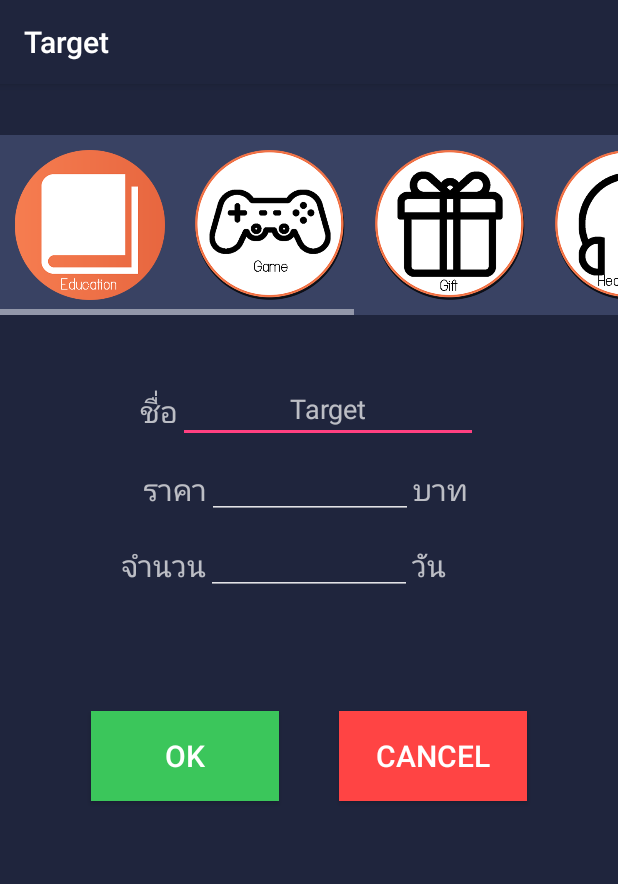
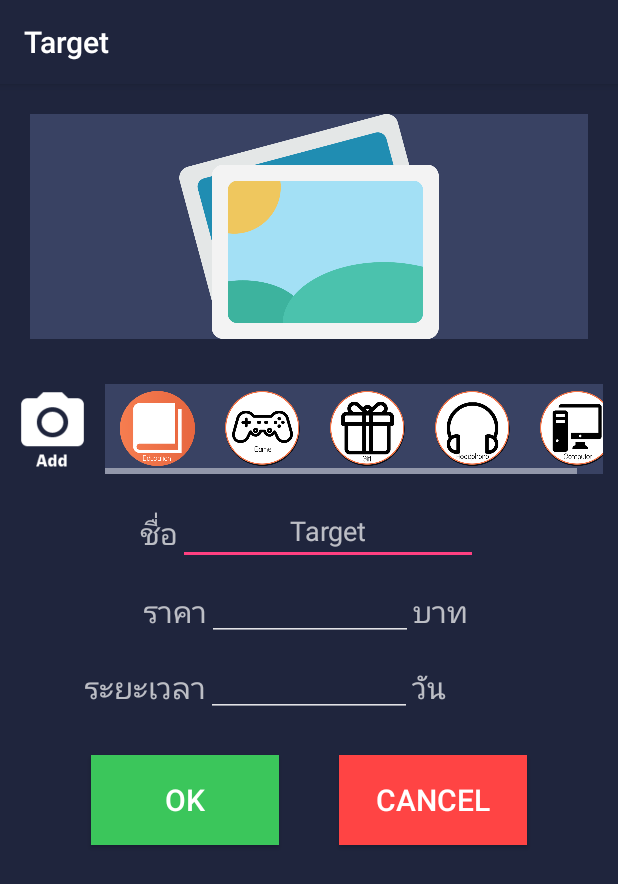
Before and after one commit to KornkamonS/Money, an Android app: the Add_Target screen opened directly, with no data from a screen before it, on a phone screen of 412 x 824 dp. Shown: the top 884 px of the screen. Run offline under Robolectric (Android 15) with nearby library versions, the phone set to English and light mode, and no system bars.

Commit message:
improve ui

```diff
--- a/app/src/main/java/tarikalovebird/money/MainActivity.java
+++ b/app/src/main/java/tarikalovebird/money/MainActivity.java
@@ -195,7 +195,7 @@ public class MainActivity extends AppCompatActivity
             case R.id.TypeTechno:
                 pic.setImageResource(R.drawable.techno1);
                 break;
-            case R.id.AddType:
+            case R.id.AddTypeTarget:
                 pic.setImageBitmap(Mypic.bitmap);
                 break;
             default:
--- a/app/src/main/java/tarikalovebird/money/Picture/Mypic.java
+++ b/app/src/main/java/tarikalovebird/money/Picture/Mypic.java
@@ -1,5 +1,4 @@
 package tarikalovebird.money.Picture;
-
 
 import android.graphics.Bitmap;
 
--- a/app/src/main/res/layout/content_add__target.xml
+++ b/app/src/main/res/layout/content_add__target.xml
@@ -26,21 +26,57 @@
             android:orientation="vertical">
 
             <TableLayout
-                android:layout_width="wrap_content"
-                android:layout_height="550dp"
+                android:layout_width="match_parent"
+                android:layout_height="match_parent"
                 android:orientation="vertical">
-
                 <TableRow
                     android:layout_width="wrap_content"
-                    android:layout_height="wrap_content"
-                    android:layout_weight="0.1"
+                android:layout_height="100dp"
+                android:layout_weight="0.09"
+                android:gravity="center"
+                    android:background="@color/sub"
+                    android:layout_margin="20dp">
+
+
+                    <ImageView
+                        android:id="@+id/imageView4"
+                        android:layout_width="150dp"
+                        android:layout_height="150dp"
+                        app:srcCompat="@drawable/main"
+                        />
+                </TableRow>
+                <TableRow
+                    android:layout_width="match_parent"
+                    android:layout_height="80dp"
                     android:gravity="center">
 
 
+                    <LinearLayout
+                        android:layout_width="wrap_content"
+                        android:layout_height="80dp"
+                        android:layout_gravity="start"
+                        android:gravity="start"
+                        android:orientation="horizontal"
+                        android:padding="10dp">
+
+                        <Button
+                            android:id="@+id/button5"
+                            android:layout_width="50dp"
+                            android:layout_height="wrap_content"
+                            android:layout_gravity="center"
+                            android:onClick="onPickImage"
+                            android:background="@drawable/cametest" />
+
+                        <LinearLayout
+                            android:layout_width="match_parent"
+                            android:layout_height="match_parent"
+                            android:layout_marginStart="10dp"
+                            android:orientation="horizontal">
+
                             <HorizontalScrollView
-                        android:background="@color/sub"
-                        android:layout_width="wrap_content"
-                        android:layout_height="wrap_content">
+
+                                android:layout_width="match_parent"
+                                android:layout_height="match_parent">
 
                                 <LinearLayout
                                     android:layout_width="match_parent"
@@ -51,43 +87,49 @@
                                         android:id="@+id/TypeTargetRaioGroup"
                                         android:layout_width="match_parent"
                                         android:layout_height="match_parent"
+                                        android:background="@color/sub"
                                         android:gravity="center_vertical"
                                         android:orientation="horizontal">
 
                                         <RadioButton
                                             android:id="@+id/TypeLearning"
-                                    style="@style/AddType"
+                                            style="@style/AddTypeTarget"
                                             android:background="@drawable/type_book"
                                             android:checked="true" />
 
                                         <RadioButton
                                             android:id="@+id/TypeToy"
-                                    style="@style/AddType"
+                                            style="@style/AddTypeTarget"
                                             android:background="@drawable/type_toy" />
 
                                         <RadioButton
                                             android:id="@+id/TypeGift"
-                                    style="@style/AddType"
+                                            style="@style/AddTypeTarget"
                                             android:background="@drawable/type_gift" />
 
                                         <RadioButton
                                             android:id="@+id/TypeMusic"
-                                    style="@style/AddType"
+                                            style="@style/AddTypeTarget"
                                             android:background="@drawable/type_music" />
 
                                         <RadioButton
                                             android:id="@+id/TypeTechno"
-                                    style="@style/AddType"
+                                            style="@style/AddTypeTarget"
                                             android:background="@drawable/type_techno" />
 
                                         <RadioButton
-                                    android:id="@+id/AddType"
-                                    style="@style/AddType"
-                                    android:background="@drawable/type_add" />
+                                            android:id="@+id/AddTypeTarget"
+                                            style="@style/AddTypeTarget"
+                                            android:background="@drawable/type_add"
+                                            android:visibility="gone" />
 
                                     </RadioGroup>
+
                                 </LinearLayout>
                             </HorizontalScrollView>
+                        </LinearLayout>
+
+                    </LinearLayout>
 
                 </TableRow>
 
@@ -208,7 +250,7 @@
 
                 <TableRow
                     android:layout_width="match_parent"
-                    android:layout_height="wrap_content"
+                    android:layout_height="match_parent"
                     android:gravity="center"
                     android:padding="5sp">
 
@@ -230,7 +272,7 @@
                                 android:layout_height="wrap_content"
                                 android:layout_weight="1"
                                 android:gravity="end"
-                                android:text="จำนวน"
+                                android:text="ระยะเวลา"
                                 android:textSize="20sp" />
                         </LinearLayout>
 
--- a/app/src/main/res/layout/list_r.xml
+++ b/app/src/main/res/layout/list_r.xml
@@ -14,9 +14,10 @@
 
         <TextView
             android:id="@+id/headlinelist"
-            android:layout_width="361dp"
+            android:layout_width="match_parent"
             android:layout_height="wrap_content"
-            android:layout_marginStart="30dp"
+            android:layout_marginStart="20dp"
+            android:layout_marginEnd="20dp"
             android:background="@color/sub"
             android:padding="10dp"
             android:text="บันทึกการใช้เงิน"
--- a/app/src/main/res/values/styles.xml
+++ b/app/src/main/res/values/styles.xml
@@ -24,7 +24,16 @@
 
     <style name="AppTheme.PopupOverlay" parent="ThemeOverlay.AppCompat.Light" />
 
+    <style name="AddTypeTarget">
+        <item name="android:layout_width">50dp</item>
+        <item name="android:layout_height">50dp</item>
+        <item name="android:button">@null</item>
+        <item name="android:layout_margin">10sp</item>
+    </style>
     <style name="AddType">
+        <item name="android:textAlignment">gravity</item>
+        <item name="android:gravity">center</item>
+        <item name="android:textStyle">bold</item>
         <item name="android:layout_width">100dp</item>
         <item name="android:layout_height">100dp</item>
         <item name="android:button">@null</item>
```
Also changed, not shown: app/src/main/java/tarikalovebird/money/Add_Target.java (+60 -8 lines), app/src/main/java/tarikalovebird/money/TagetDetail.java (+9 -13 lines), app/src/main/java/tarikalovebird/money/Target.java (+32 -13 lines), app/src/main/res/layout/content_add__income.xml (+34 -5 lines), app/src/main/res/layout/content_add__outcome.xml (+10 -0 lines), app/src/main/res/layout/content_taget_detail.xml (+34 -3 lines), app/src/main/res/drawable/cametest.png (added), 1 other file. Lines whose indentation alone changed are shown as unchanged.
